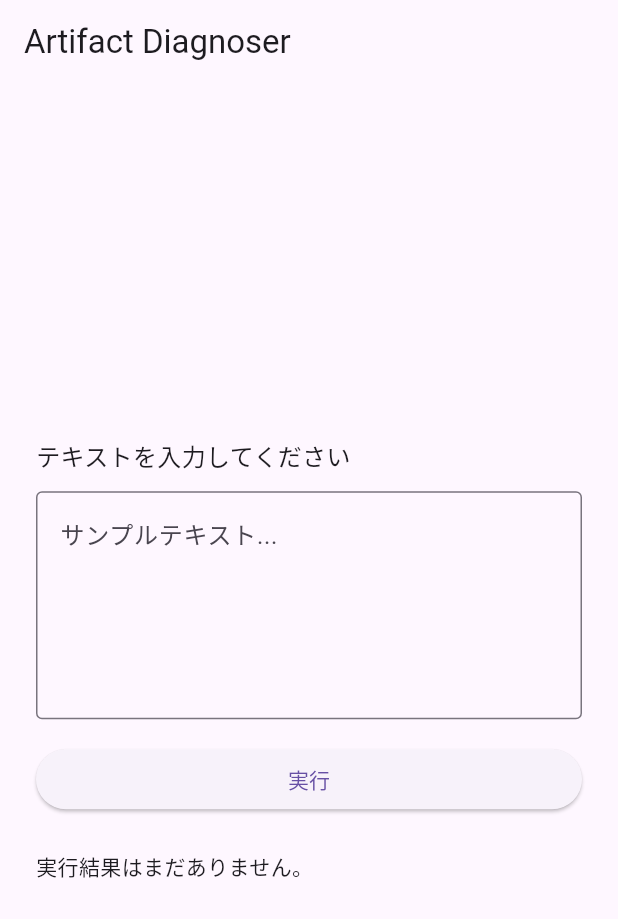
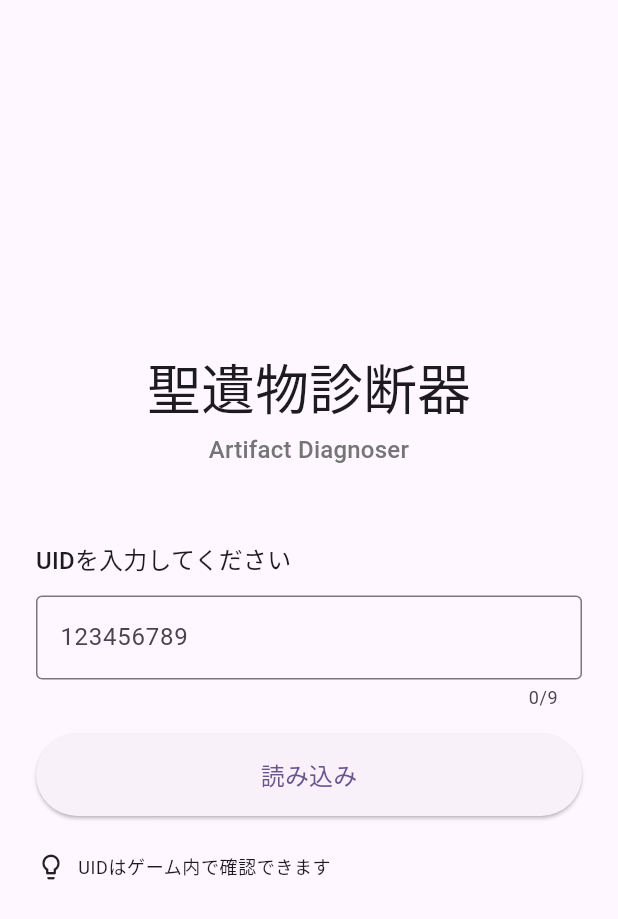
Before and after one commit to phitter-git/artifact-diagnoser, a Flutter app: the screen it shows after launch, on a phone screen of 412 x 824 dp. Shown: the top 919 px of the screen. Run offline on Flutter 3.47's test engine with Material 3 defaults, Android fonts, the phone set to English and light mode, and no system bars; Roboto replaces fonts that are missing (GISDK).

Commit message:
UIを分割、Viewを整理

```diff
--- a/lib/main.dart
+++ b/lib/main.dart
@@ -1,5 +1,6 @@
 import 'package:flutter/material.dart';
-import 'package:demo_page/demo_page.dart';
+import 'package:home_screen/home_screen.dart';
+import 'package:reliquary_list_screen/reliquary_list_screen.dart';
 
 /// アプリケーションのエントリーポイント
 void main() {
@@ -13,8 +14,17 @@ class MainApp extends StatelessWidget {
   @override
   Widget build(BuildContext context) {
     return MaterialApp(
-      theme: ThemeData(useMaterial3: true, fontFamily: 'GISDK'),
-      home: const DemoPage(),
+      title: '聖遺物診断器',
+      theme: ThemeData(
+        useMaterial3: true,
+        fontFamily: 'GISDK',
+        colorScheme: ColorScheme.fromSeed(seedColor: Colors.deepPurple),
+      ),
+      initialRoute: '/',
+      routes: {
+        '/': (context) => const HomeScreen(),
+        '/reliquary-list': (context) => const ReliquaryListScreen(),
+      },
     );
   }
 }
--- a/lib/src/screens/demo_page/lib/demo_page.dart
+++ /dev/null
@@ -1,150 +0,0 @@
-import 'package:flutter/material.dart';
-import 'package:flutter/services.dart';
-import 'package:artifact_diagnoser/src/models/remote/user_data.dart';
-import 'package:artifact_diagnoser/src/models/domain/reliquary_summary.dart';
-import 'package:artifact_diagnoser/src/services/stat_localizer.dart';
-import 'package:artifact_diagnoser/src/services/stat_append_resolver.dart';
-import 'package:artifact_diagnoser/src/services/artifact_icon_resolver.dart';
-import 'package:artifact_diagnoser/src/services/reliquary_analysis_service.dart';
-import 'package:artifact_diagnoser/src/components/reliquary_summary_view.dart';
-
-/// 聖遺物解析のメイン画面
-class DemoPage extends StatefulWidget {
-  const DemoPage({super.key});
-
-  @override
-  State<DemoPage> createState() => _DemoPageState();
-}
-
-class _DemoPageState extends State<DemoPage> {
-  List<ReliquarySummary> _summaries = const [];
-  bool _isLoading = false;
-
-  /// 解析実行処理
-  Future<void> _handleExecute() async {
-    final messenger = ScaffoldMessenger.maybeOf(context);
-
-    setState(() {
-      _isLoading = true;
-    });
-
-    try {
-      // ユーザーデータの読み込み
-      final jsonString = await rootBundle.loadString(
-        'assets/json/userdata.json',
-      );
-      final userData = UserData.fromJsonString(jsonString);
-
-      // 各種サービスの読み込み
-      final localizer = await StatLocalizer.load();
-      final appendResolver = await StatAppendResolver.load();
-      final iconResolver = await ArtifactIconResolver.load();
-
-      // 聖遺物解析の実行
-      final summaries = ReliquaryAnalysisService.buildReliquarySummaries(
-        userData,
-        localizer,
-        appendResolver,
-        iconResolver,
-      );
-
-      if (!mounted) {
-        return;
-      }
-
-      setState(() {
-        _summaries = summaries;
-        _isLoading = false;
-      });
-
-      debugPrint(
-        'Loaded user UID: ${userData.uid} with ${summaries.length} reliquaries',
-      );
-      messenger?.showSnackBar(
-        SnackBar(content: Text('ユーザーデータを読み込みました: UID ${userData.uid}')),
-      );
-    } catch (error, stackTrace) {
-      if (!mounted) {
-        return;
-      }
-
-      setState(() {
-        _summaries = const [];
-        _isLoading = false;
-      });
-
-      debugPrint('ユーザーデータの読み込みに失敗しました: $error');
-      debugPrint('$stackTrace');
-      messenger?.showSnackBar(
-        const SnackBar(content: Text('ユーザーデータの読み込みに失敗しました')),
-      );
-    }
-  }
-
-  @override
-  Widget build(BuildContext context) {
-    return Scaffold(
-      appBar: AppBar(title: const Text('Artifact Diagnoser')),
-      body: Center(
-        child: ConstrainedBox(
-          constraints: const BoxConstraints(maxWidth: 600),
-          child: Padding(
-            padding: const EdgeInsets.all(24),
-            child: SingleChildScrollView(
-              child: Column(
-                crossAxisAlignment: CrossAxisAlignment.stretch,
-                children: [
-                  // 入力エリア
-                  const Text('テキストを入力してください', style: TextStyle(fontSize: 16)),
-                  const SizedBox(height: 12),
-                  TextField(
-                    maxLines: 5,
-                    decoration: InputDecoration(
-                      border: OutlineInputBorder(),
-                      hintText: 'サンプルテキスト...',
-                    ),
-                  ),
-                  const SizedBox(height: 16),
-
-                  // 実行ボタン
-                  ElevatedButton(
-                    onPressed: _isLoading ? null : _handleExecute,
-                    child: _isLoading
-                        ? const SizedBox(
-                            height: 20,
-                            width: 20,
-                            child: CircularProgressIndicator(strokeWidth: 2),
-                          )
-                        : const Text('実行'),
-                  ),
-                  const SizedBox(height: 24),
-
-                  // 結果表示エリア
-                  if (_isLoading)
-                    const Center(child: CircularProgressIndicator()),
-                  if (!_isLoading && _summaries.isEmpty)
-                    const Text('実行結果はまだありません。'),
-                  if (_summaries.isNotEmpty)
-                    SelectionArea(
-                      child: Column(
-                        crossAxisAlignment: CrossAxisAlignment.stretch,
-                        children: [
-                          Text(
-                            '装備解析結果 (${_summaries.length} 件)',
-                            style: Theme.of(context).textTheme.titleMedium,
-                          ),
-                          const SizedBox(height: 12),
-                          for (final summary in _summaries)
-                            ReliquarySummaryView(summary: summary),
-                        ],
-                      ),
-                    ),
-                ],
-              ),
-            ),
-          ),
-        ),
-      ),
-    );
-  }
-}
--- /dev/null
+++ b/lib/src/screens/home_screen/lib/home_screen.dart
@@ -0,0 +1,166 @@
+import 'package:flutter/material.dart';
+
+/// ホーム画面（UID入力）
+///
+/// ユーザーのUIDを入力し、聖遺物データを読み込む画面です。
+class HomeScreen extends StatefulWidget {
+  const HomeScreen({super.key});
+
+  @override
+  State<HomeScreen> createState() => _HomeScreenState();
+}
+
+class _HomeScreenState extends State<HomeScreen> {
+  final _uidController = TextEditingController();
+  bool _isLoading = false;
+  String? _errorMessage;
+
+  @override
+  void dispose() {
+    _uidController.dispose();
+    super.dispose();
+  }
+
+  /// UID入力のバリデーション
+  String? _validateUid(String? value) {
+    if (value == null || value.isEmpty) {
+      return 'UIDを入力してください';
+    }
+    if (value.length != 9) {
+      return 'UIDは9桁の数字です';
+    }
+    if (!RegExp(r'^\d+$').hasMatch(value)) {
+      return 'UIDは数字のみです';
+    }
+    return null;
+  }
+
+  /// データ読み込み処理
+  Future<void> _handleLoadData() async {
+    final uid = _uidController.text;
+    final validationError = _validateUid(uid);
+
+    if (validationError != null) {
+      setState(() {
+        _errorMessage = validationError;
+      });
+      return;
+    }
+
+    setState(() {
+      _isLoading = true;
+      _errorMessage = null;
+    });
+
+    try {
+      // TODO: 実際のデータ取得処理を実装
+      await Future.delayed(const Duration(seconds: 1));
+
+      if (!mounted) return;
+
+      // 聖遺物一覧画面に遷移
+      Navigator.pushNamed(context, '/reliquary-list', arguments: {'uid': uid});
+    } catch (error) {
+      if (!mounted) return;
+
+      setState(() {
+        _errorMessage = 'データの読み込みに失敗しました';
+      });
+    } finally {
+      if (mounted) {
+        setState(() {
+          _isLoading = false;
+        });
+      }
+    }
+  }
+
+  @override
+  Widget build(BuildContext context) {
+    return Scaffold(
+      body: Center(
+        child: ConstrainedBox(
+          constraints: const BoxConstraints(maxWidth: 600),
+          child: Padding(
+            padding: const EdgeInsets.all(24),
+            child: Column(
+              mainAxisAlignment: MainAxisAlignment.center,
+              crossAxisAlignment: CrossAxisAlignment.stretch,
+              children: [
+                // タイトル
+                Text(
+                  '聖遺物診断器',
+                  style: Theme.of(context).textTheme.displaySmall,
+                  textAlign: TextAlign.center,
+                ),
+                const SizedBox(height: 8),
+                Text(
+                  'Artifact Diagnoser',
+                  style: Theme.of(
+                    context,
+                  ).textTheme.titleMedium?.copyWith(color: Colors.grey[600]),
+                  textAlign: TextAlign.center,
+                ),
+                const SizedBox(height: 48),
+
+                // UID入力フィールド
+                Text(
+                  'UIDを入力してください',
+                  style: Theme.of(context).textTheme.titleMedium,
+                ),
+                const SizedBox(height: 12),
+                TextField(
+                  controller: _uidController,
+                  keyboardType: TextInputType.number,
+                  maxLength: 9,
+                  decoration: InputDecoration(
+                    hintText: '123456789',
+                    border: const OutlineInputBorder(),
+                    errorText: _errorMessage,
+                    suffixIcon: _isLoading
+                        ? const Padding(
+                            padding: EdgeInsets.all(12),
+                            child: SizedBox(
+                              width: 20,
+                              height: 20,
+                              child: CircularProgressIndicator(strokeWidth: 2),
+                            ),
+                          )
+                        : null,
+                  ),
+                  enabled: !_isLoading,
+                  onSubmitted: (_) => _handleLoadData(),
+                ),
+                const SizedBox(height: 16),
+
+                // 読み込みボタン
+                ElevatedButton(
+                  onPressed: _isLoading ? null : _handleLoadData,
+                  child: const Padding(
+                    padding: EdgeInsets.symmetric(vertical: 16),
+                    child: Text('読み込み', style: TextStyle(fontSize: 16)),
+                  ),
+                ),
+                const SizedBox(height: 24),
+
+                // ヒント表示
+                Row(
+                  children: [
+                    const Icon(Icons.lightbulb_outline, size: 20),
+                    const SizedBox(width: 8),
+                    Expanded(
+                      child: Text(
+                        'UIDはゲーム内で確認できます',
+                        style: Theme.of(context).textTheme.bodySmall,
+                      ),
+                    ),
+                  ],
+                ),
+              ],
+            ),
+          ),
+        ),
+      ),
+    );
+  }
+}
--- a/pubspec.yaml
+++ b/pubspec.yaml
@@ -9,8 +9,10 @@ environment:
 dependencies:
   flutter:
     sdk: flutter
-  demo_page:
-    path: lib/src/screens/demo_page
+  home_screen:
+    path: lib/src/screens/home_screen
+  reliquary_list_screen:
+    path: lib/src/screens/reliquary_list_screen
 
 dev_dependencies:
   flutter_test:
```
Also changed, not shown: lib/src/screens/demo_page/pubspec.yaml (deleted, +0 -18 lines), lib/src/screens/home_screen/pubspec.yaml (added, +15 -0 lines), lib/src/screens/reliquary_list_screen/lib/reliquary_list_screen.dart (added, +143 -0 lines), lib/src/screens/reliquary_list_screen/pubspec.yaml (added, +15 -0 lines), lib/src/screens/demo_page/pubspec.lock (deleted), pubspec.lock, 3 other files.
